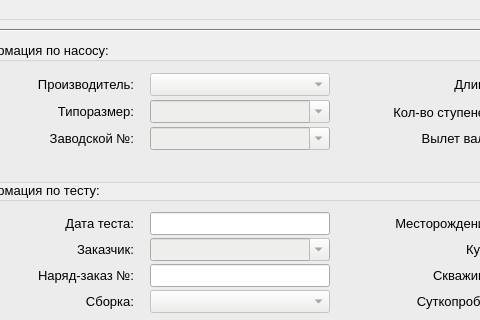
Qt form GUI/mainwindow.ui (AesmaDiv/PumpTest) before a commit; both pictures show x 449 to 929 and y 0 to 320 of the 1180 by 768 pixel window.
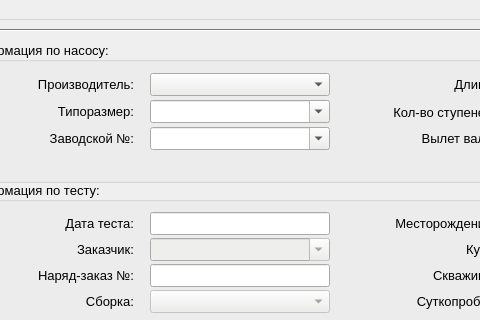
The same form after that commit.

What changed in the file:
```diff
--- a/GUI/mainwindow.ui
+++ b/GUI/mainwindow.ui
@@ -850,7 +850,7 @@
         <item row="0" column="1">
          <widget class="QComboBox" name="cmbProducer">
           <property name="enabled">
-           <bool>false</bool>
+           <bool>true</bool>
           </property>
           <property name="sizePolicy">
            <sizepolicy hsizetype="Preferred" vsizetype="Fixed">
@@ -903,7 +903,7 @@
         <item row="2" column="1">
          <widget class="QComboBox" name="cmbSerial">
           <property name="enabled">
-           <bool>false</bool>
+           <bool>true</bool>
           </property>
           <property name="sizePolicy">
            <sizepolicy hsizetype="Expanding" vsizetype="Preferred">
@@ -1046,7 +1046,7 @@
         <item row="1" column="1">
          <widget class="QComboBox" name="cmbType">
           <property name="enabled">
-           <bool>false</bool>
+           <bool>true</bool>
           </property>
           <property name="sizePolicy">
            <sizepolicy hsizetype="Expanding" vsizetype="Preferred">
```
